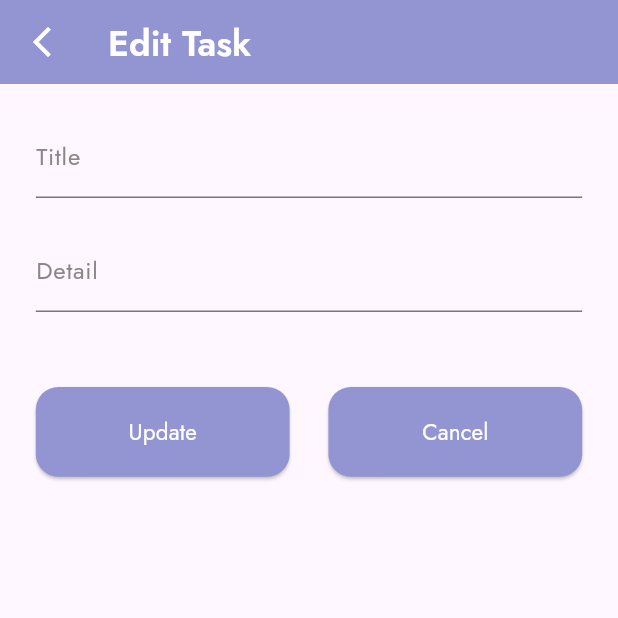
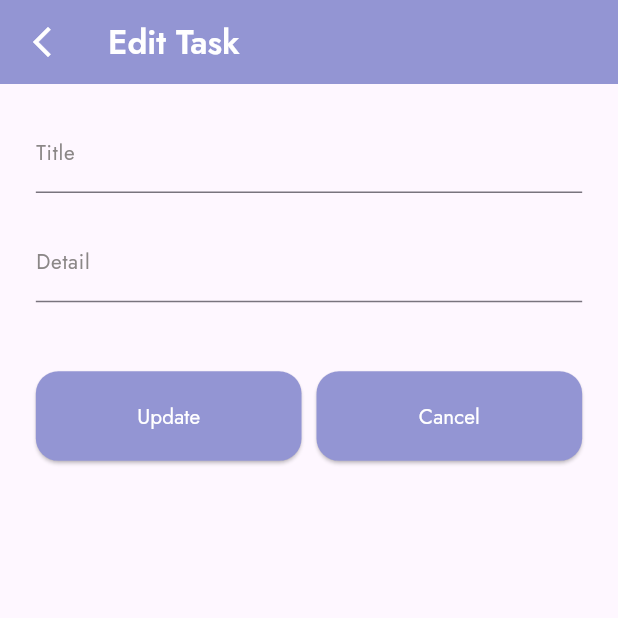
Before and after one commit to AsilbekDeveloper/todo_app, a Flutter app: the EditTaskPage screen opened directly with empty values, on a phone screen of 412 x 824 dp, the top half of it. Run offline on Flutter 3.47's test engine with Material 3 defaults, Android fonts, the phone set to English and light mode, and no system bars; our stand-ins replace flutter_screenutil, hive, hive_flutter; accounts and stored records are empty.

Commit message:
feat(edit_task): add title validation and refactor update logic into _updateTask()

```diff
--- a/lib/view/edit_task_page.dart
+++ b/lib/view/edit_task_page.dart
@@ -4,9 +4,11 @@ import 'package:provider/provider.dart';
 import 'package:todo_app/controller/task_controller.dart';
 import 'package:todo_app/core/app_colors.dart';
 import 'package:todo_app/model/task_model.dart';
+import 'package:todo_app/view/widget/primary_button.dart';
 
 class EditTaskPage extends StatefulWidget {
   final TaskModel task;
+
   const EditTaskPage({super.key, required this.task});
 
   @override
@@ -31,105 +33,87 @@ class _EditTaskPageState extends State<EditTaskPage> {
     super.dispose();
   }
 
+  void _updateTask() {
+    String title = titleController.text.trim();
+    String subTitle = subtitleController.text.trim();
+
+    if (title.isEmpty) {
+      ScaffoldMessenger.of(context).showSnackBar(
+        const SnackBar(content: Text("Title bo'sh bo'lmasligi kerak")),
+      );
+      return;
+    }
+
+    context.read<TaskController>().editTask(
+      TaskModel(
+        title: title,
+        subTitle: subTitle,
+        isDone: widget.task.isDone,
+        taskId: widget.task.taskId,
+      ),
+    );
+
+    Navigator.pop(context);
+  }
+
   @override
   Widget build(BuildContext context) {
     return Scaffold(
       appBar: AppBar(
         backgroundColor: AppColors.primary,
         leading: IconButton(
-          onPressed: () {
-            Navigator.pop(context);
-          },
+          onPressed: () => Navigator.pop(context),
           icon: Icon(Icons.arrow_back_ios_new, color: AppColors.secondary),
         ),
         title: Text(
           "Edit Task",
           style: TextStyle(
-            fontSize: 24,
+            fontSize: 24.sp,
             fontWeight: FontWeight.w600,
             color: AppColors.secondary,
           ),
         ),
       ),
-      body: Padding(
-        padding: EdgeInsets.only(left: 24.w, right: 24.w, top: 20),
+      body: SingleChildScrollView(
+        padding: EdgeInsets.only(left: 24.w, right: 24.w, top: 20.h),
         child: Column(
+          crossAxisAlignment: CrossAxisAlignment.stretch,
           children: [
             TextField(
               controller: titleController,
               decoration: InputDecoration(
                 label: Text("Title"),
                 labelStyle: TextStyle(
-                  fontSize: 16,
+                  fontSize: 15.sp,
                   fontWeight: FontWeight.w400,
                   color: AppColors.unSelected,
                 ),
               ),
             ),
-            SizedBox(height: 20),
+            SizedBox(height: 20.h),
             TextField(
               controller: subtitleController,
               decoration: InputDecoration(
                 label: Text("Detail"),
                 labelStyle: TextStyle(
-                  fontSize: 16,
+                  fontSize: 15.sp,
                   fontWeight: FontWeight.w400,
                   color: AppColors.unSelected,
                 ),
               ),
             ),
-            SizedBox(height: 50),
+            SizedBox(height: 50.h),
             Row(
               mainAxisAlignment: MainAxisAlignment.spaceBetween,
               children: [
-                ElevatedButton(
-                  style: ElevatedButton.styleFrom(
-                    minimumSize: Size(170.w, 65.h),
-                    backgroundColor: AppColors.primary,
-                    shape: RoundedRectangleBorder(
-                      borderRadius: BorderRadius.circular(15),
-                    ),
-                  ),
-                  onPressed: () {
-                    String title = titleController.text.trim();
-                    String subTitle = subtitleController.text.trim();
-                    context.read<TaskController>().editTask(
-                      TaskModel(
-                        title: title,
-                        subTitle: subTitle,
-                        isDone: widget.task.isDone,
-                        taskId: widget.task.taskId,
-                      ),
-                    );
-                    Navigator.pop(context);
-                  },
-                  child: Text(
-                    "Update",
-                    style: TextStyle(
-                      fontSize: 15,
-                      fontWeight: FontWeight.w400,
-                      color: AppColors.secondary,
-                    ),
-                  ),
+                Expanded(
+                  child: PrimaryButton(text: "Update", onPressed: _updateTask),
                 ),
-                ElevatedButton(
-                  style: ElevatedButton.styleFrom(
-                    minimumSize: Size(170.w, 65.h),
-                    backgroundColor: AppColors.primary,
-                    shape: RoundedRectangleBorder(
-                      borderRadius: BorderRadius.circular(15),
-                    ),
-                  ),
-                  onPressed: () {
-                    Navigator.pop(context);
-                  },
-                  child: Text(
-                    "Cancel",
-                    style: TextStyle(
-                      fontSize: 15,
-                      fontWeight: FontWeight.w400,
-                      color: AppColors.secondary,
-                    ),
+                SizedBox(width: 10.w),
+                Expanded(
+                  child: PrimaryButton(
+                    text: "Cancel",
+                    onPressed: () => Navigator.pop(context),
                   ),
                 ),
               ],
```
